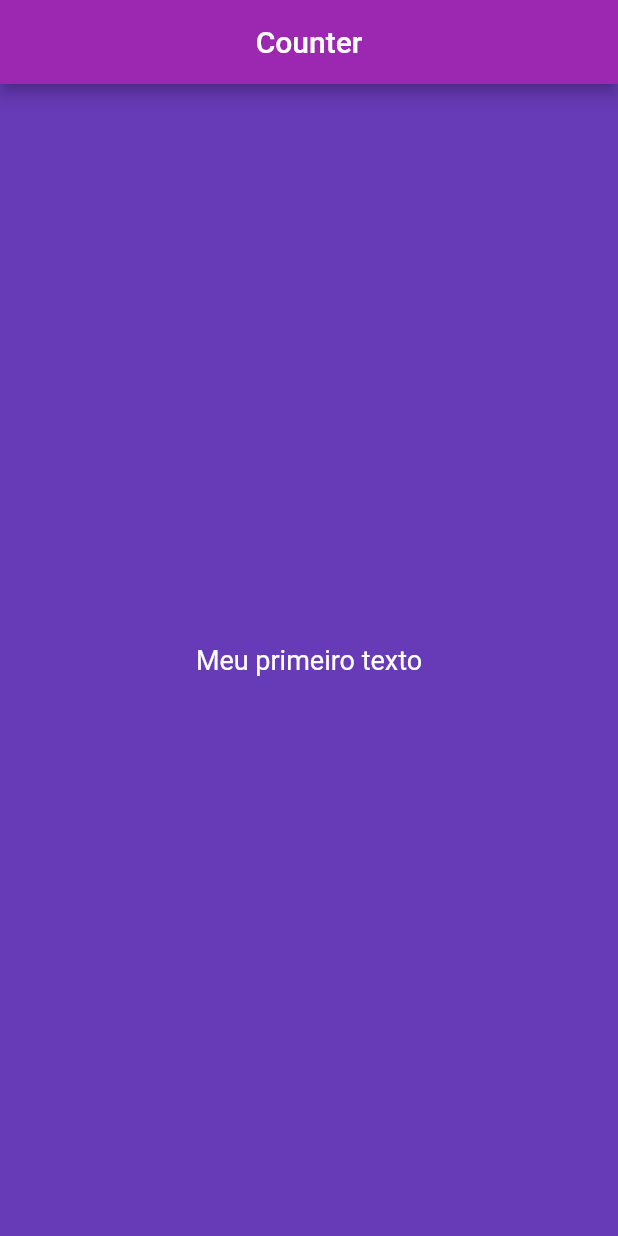
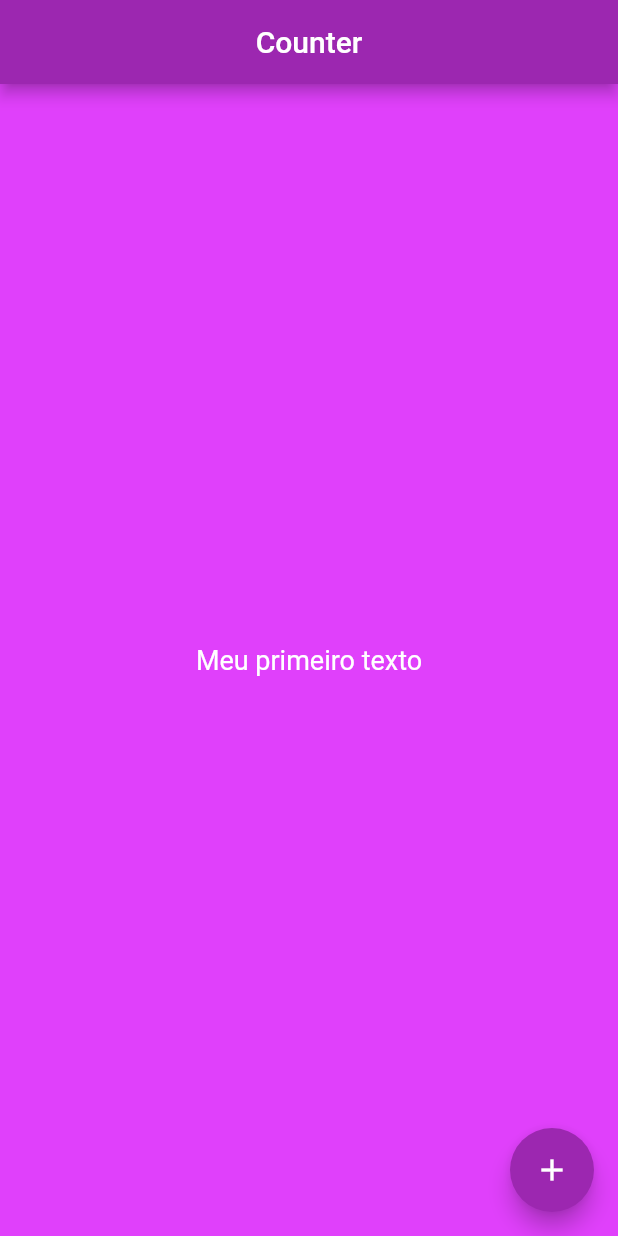
Before and after one commit to jeff5m/flutter-test, a Flutter app: the screen it shows after launch, on a phone screen of 412 x 824 dp. Run offline on Flutter 3.47's test engine with Material 2 defaults, Android fonts, the phone set to English and light mode, and no system bars.

Commit message:
add: floating action button

```diff
--- a/lib/main.dart
+++ b/lib/main.dart
@@ -18,7 +18,7 @@ class HomePage extends StatelessWidget {
   @override
   Widget build(BuildContext context) {
     return Scaffold(
-        backgroundColor: Colors.deepPurple,
+      backgroundColor: Colors.purpleAccent,
       appBar: AppBar(
         backgroundColor: Colors.purple,
         title: Text("Counter"),
@@ -29,6 +29,14 @@ class HomePage extends StatelessWidget {
           "Meu primeiro texto",
           style: TextStyle(color: Colors.white, fontSize: 18),
         ),
-        ));
+      ),
+      floatingActionButton: FloatingActionButton(
+        backgroundColor: Colors.purple,
+        onPressed: () {
+          print("Clicked!");
+        },
+        child: Icon(Icons.add),
+      ),
+    );
   }
 }
```
Lines whose indentation alone changed are shown as unchanged.
